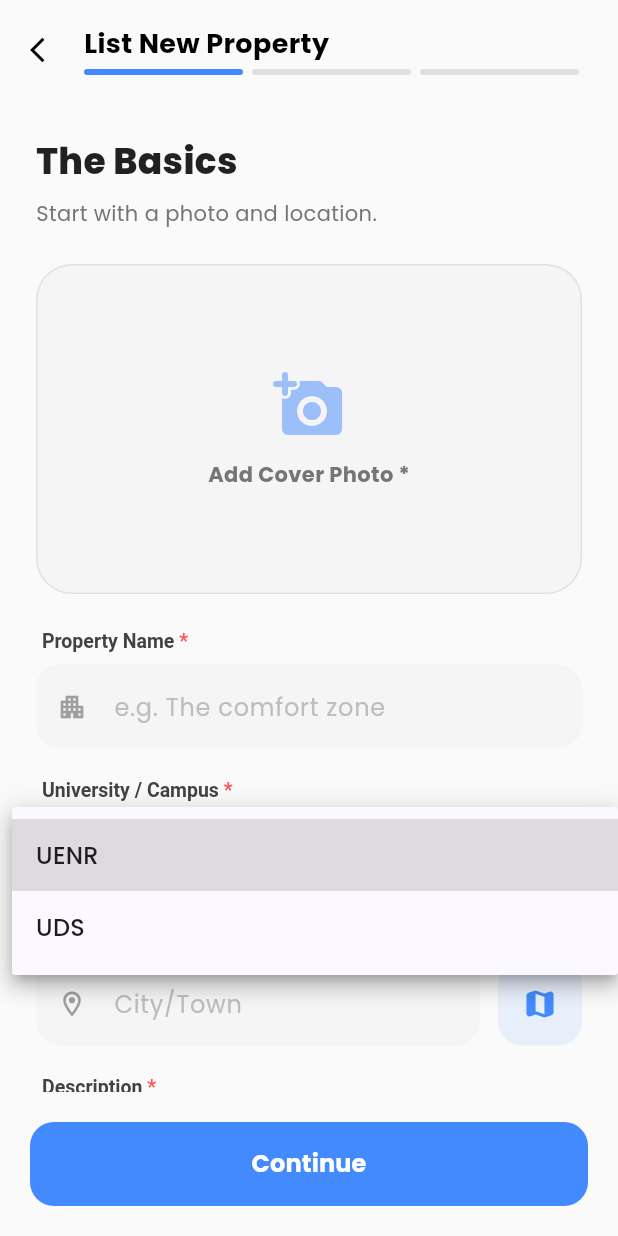
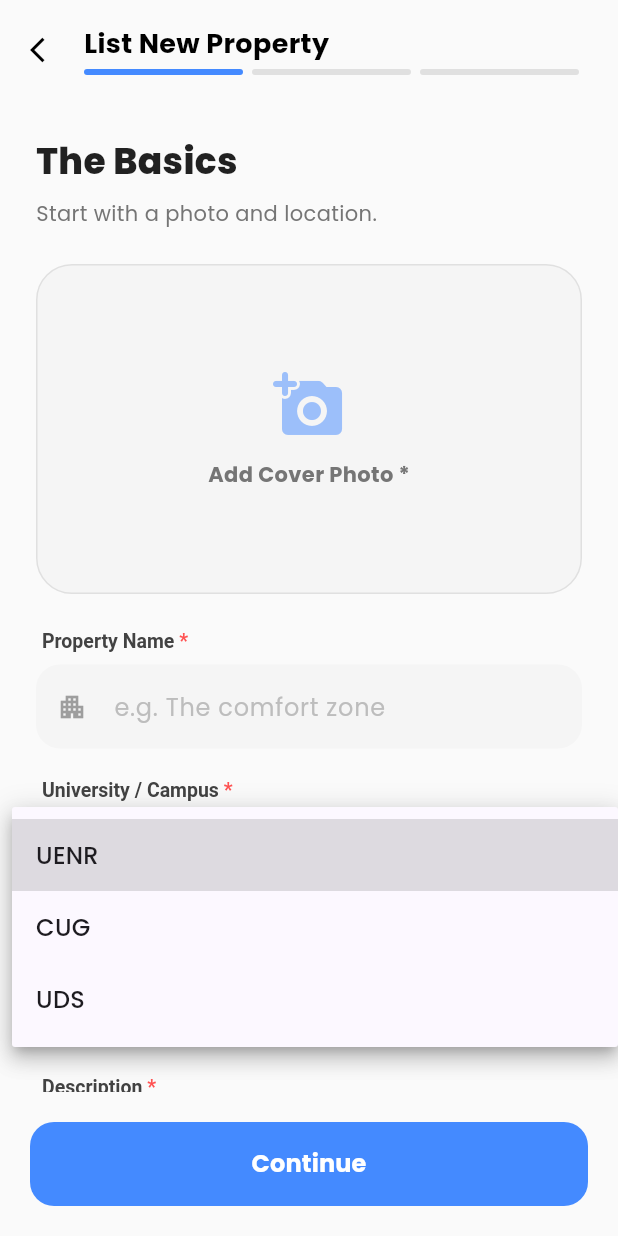
Before and after one commit to anonyemichael/stayhub, a Flutter app: the AddHostelPage screen opened directly, after a tap on "Select School", on a phone screen of 412 x 824 dp. Run offline on Flutter 3.47's test engine with Material 3 defaults, Android fonts, the phone set to English and light mode, and no system bars; our stand-ins replace app_links, audioplayers, cached_network_image, carousel_slider, cloud_firestore, connectivity_plus and 25 more; missing offline and left inert: cloudinary_public, mobile_scanner, pointer_interceptor; accounts and stored records are empty; network calls fail.

Commit message:
feat: add Catholic University College of Ghana (CUG) to schools, categories, and map

```diff
--- a/lib/features/agent/add_hostel_page.dart
+++ b/lib/features/agent/add_hostel_page.dart
@@ -38,7 +38,7 @@ class _AddHostelPageState extends State<AddHostelPage> {
 
   // School Selection
   String? _selectedSchool;
-  final List<String> _schools = ['UENR', 'UDS'];
+  final List<String> _schools = ['UENR', 'CUG', 'UDS'];
 
   // Editing State
   String? _existingCoverUrl;
--- a/lib/features/home/home_page.dart
+++ b/lib/features/home/home_page.dart
@@ -57,6 +57,7 @@ class _HomePageState extends State<HomePage> {
     "All",
     "My School 🎓",
     "UENR",
+    "CUG",
     "UDS",
     "Affordable",
     "Luxury",
@@ -589,7 +590,7 @@ class _HomePageState extends State<HomePage> {
         return loc.contains(_userSchool!.toLowerCase());
       }
 
-      if (category == "UENR" || category == "UDS") {
+      if (category == "UENR" || category == "CUG" || category == "UDS") {
          final school = data['school'] as String?;
          if (school == category) return true;
 
--- a/lib/features/profile/edit_profile_page.dart
+++ b/lib/features/profile/edit_profile_page.dart
@@ -23,7 +23,7 @@ class _EditProfilePageState extends State<EditProfilePage> {
   late TextEditingController _phoneController;
   late TextEditingController _emailController;
   String? _selectedSchool;
-  final List<String> _schools = ['UENR', 'UDS'];
+  final List<String> _schools = ['UENR', 'CUG', 'UDS'];
 
   bool _isLoading = true;
   bool _isSaving = false;
```
Also changed, not shown: lib/features/map/map_page.dart (+54 -1 lines), 1 other file.
